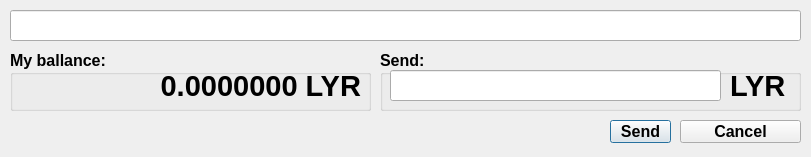
This is send.ui in MorgothCreator/lyra-gui-wallet as Qt 5 draws it before an edit. The edited form follows.
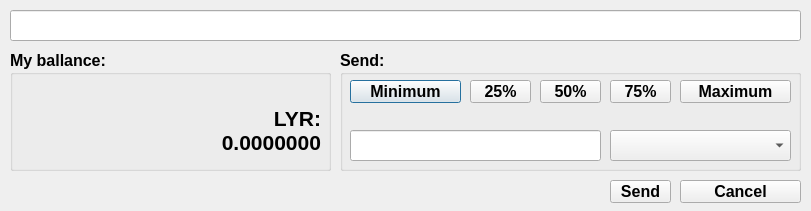
This is the edited form.

Commit message: Add support for custom tokens, now you can send/receive custom tokens created on LYRA network.

```diff
--- a/send.ui
+++ b/send.ui
@@ -7,7 +7,7 @@
     <x>0</x>
     <y>0</y>
     <width>811</width>
-    <height>157</height>
+    <height>211</height>
    </rect>
   </property>
   <property name="focusPolicy">
@@ -24,8 +24,8 @@
     <rect>
      <x>10</x>
      <y>50</y>
-     <width>361</width>
-     <height>61</height>
+     <width>321</width>
+     <height>121</height>
     </rect>
    </property>
    <property name="font">
@@ -42,20 +42,21 @@
     <property name="geometry">
      <rect>
       <x>10</x>
-      <y>20</y>
-      <width>341</width>
-      <height>31</height>
+      <y>50</y>
+      <width>301</width>
+      <height>61</height>
      </rect>
     </property>
     <property name="font">
      <font>
-      <pointsize>22</pointsize>
+      <pointsize>16</pointsize>
       <weight>75</weight>
       <bold>true</bold>
      </font>
     </property>
     <property name="text">
-     <string>0.0000000 LYR</string>
+     <string>LYR:
+0.0000000</string>
     </property>
     <property name="alignment">
      <set>Qt::AlignRight|Qt::AlignTrailing|Qt::AlignVCenter</set>
@@ -65,10 +66,10 @@
   <widget class="QGroupBox" name="sendGroupBox">
    <property name="geometry">
     <rect>
-     <x>380</x>
+     <x>340</x>
      <y>50</y>
-     <width>421</width>
-     <height>61</height>
+     <width>461</width>
+     <height>121</height>
     </rect>
    </property>
    <property name="font">
@@ -81,38 +82,18 @@
    <property name="title">
     <string>Send:</string>
    </property>
-   <widget class="QLabel" name="coinLabel">
-    <property name="geometry">
-     <rect>
-      <x>350</x>
-      <y>20</y>
-      <width>61</width>
-      <height>31</height>
-     </rect>
-    </property>
-    <property name="font">
-     <font>
-      <pointsize>22</pointsize>
-      <weight>75</weight>
-      <bold>true</bold>
-     </font>
-    </property>
-    <property name="text">
-     <string>LYR</string>
-    </property>
-   </widget>
    <widget class="QLineEdit" name="sendLineEdit">
     <property name="geometry">
      <rect>
       <x>10</x>
-      <y>20</y>
-      <width>331</width>
+      <y>80</y>
+      <width>251</width>
       <height>31</height>
      </rect>
     </property>
     <property name="font">
      <font>
-      <pointsize>12</pointsize>
+      <pointsize>16</pointsize>
       <weight>75</weight>
       <bold>true</bold>
      </font>
@@ -121,12 +102,94 @@
      <enum>Qt::StrongFocus</enum>
     </property>
    </widget>
+   <widget class="QComboBox" name="comboBox_CoinList">
+    <property name="geometry">
+     <rect>
+      <x>270</x>
+      <y>80</y>
+      <width>181</width>
+      <height>31</height>
+     </rect>
+    </property>
+    <property name="font">
+     <font>
+      <pointsize>16</pointsize>
+      <weight>75</weight>
+      <bold>true</bold>
+     </font>
+    </property>
+   </widget>
+   <widget class="QPushButton" name="pushButton_Min">
+    <property name="geometry">
+     <rect>
+      <x>10</x>
+      <y>30</y>
+      <width>111</width>
+      <height>23</height>
+     </rect>
+    </property>
+    <property name="text">
+     <string>Minimum</string>
+    </property>
+   </widget>
+   <widget class="QPushButton" name="pushButton_25">
+    <property name="geometry">
+     <rect>
+      <x>130</x>
+      <y>30</y>
+      <width>61</width>
+      <height>23</height>
+     </rect>
+    </property>
+    <property name="text">
+     <string>25%</string>
+    </property>
+   </widget>
+   <widget class="QPushButton" name="pushButton_50">
+    <property name="geometry">
+     <rect>
+      <x>200</x>
+      <y>30</y>
+      <width>61</width>
+      <height>23</height>
+     </rect>
+    </property>
+    <property name="text">
+     <string>50%</string>
+    </property>
+   </widget>
+   <widget class="QPushButton" name="pushButton_75">
+    <property name="geometry">
+     <rect>
+      <x>270</x>
+      <y>30</y>
+      <width>61</width>
+      <height>23</height>
+     </rect>
+    </property>
+    <property name="text">
+     <string>75%</string>
+    </property>
+   </widget>
+   <widget class="QPushButton" name="pushButton_Max">
+    <property name="geometry">
+     <rect>
+      <x>340</x>
+      <y>30</y>
+      <width>111</width>
+      <height>23</height>
+     </rect>
+    </property>
+    <property name="text">
+     <string>Maximum</string>
+    </property>
+   </widget>
   </widget>
   <widget class="QPushButton" name="sendPushButton">
    <property name="geometry">
     <rect>
      <x>610</x>
-     <y>120</y>
+     <y>180</y>
      <width>61</width>
      <height>23</height>
     </rect>
@@ -146,7 +209,7 @@
    <property name="geometry">
     <rect>
      <x>680</x>
-     <y>120</y>
+     <y>180</y>
      <width>121</width>
      <height>23</height>
     </rect>
```
The commit also changes 8 other files.
